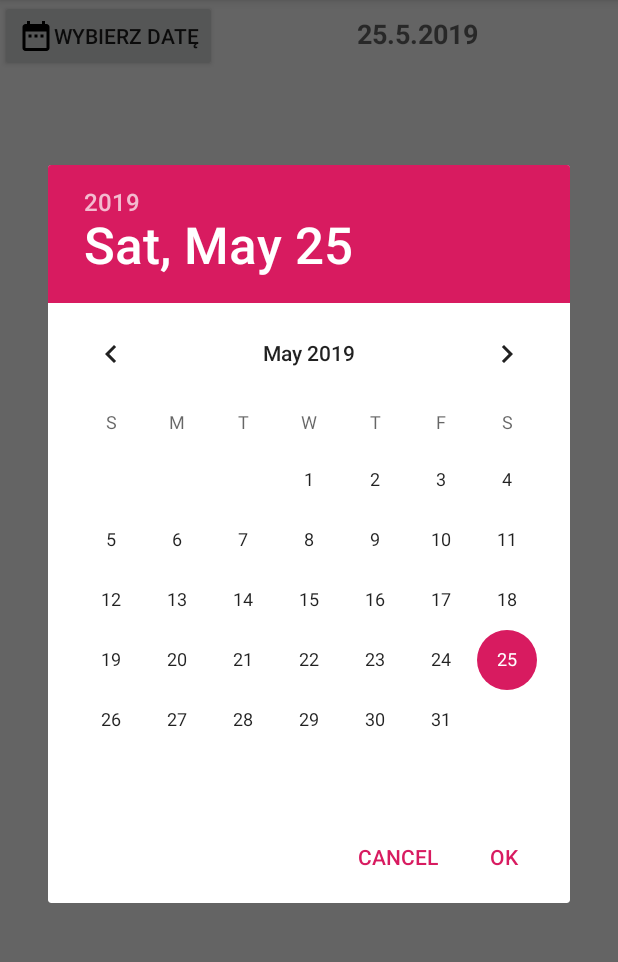
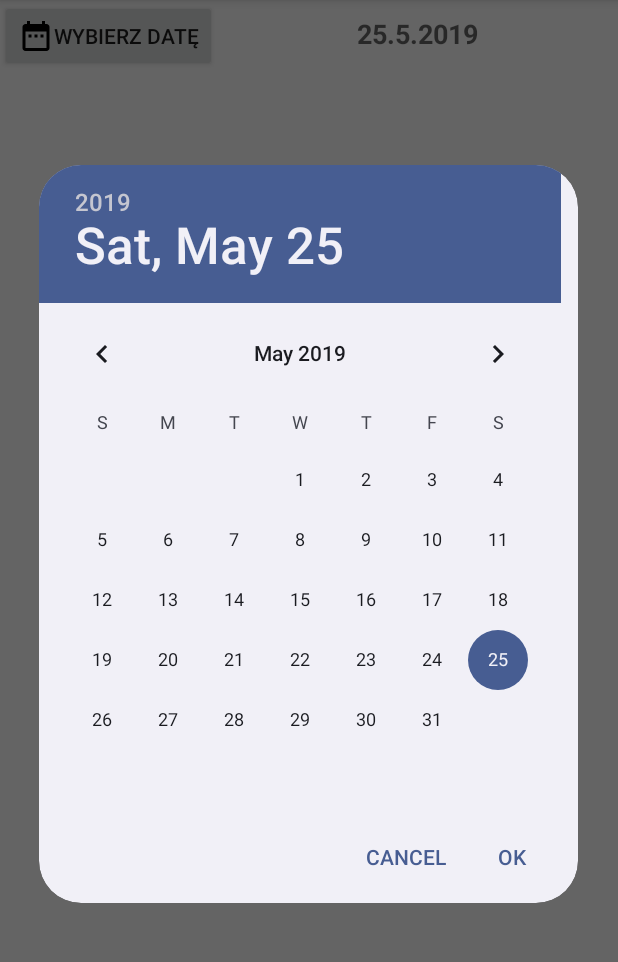
Before and after one commit to m-wlodarczyk/TSM_App, an Android app: the screen it shows after launch (MainActivity), after a tap on "WYBIERZ DATĘ", on a phone screen of 412 x 824 dp, the part 84-1046 px from its top. Run offline under Robolectric (Android 15) with nearby library versions, the phone set to English and light mode, and no system bars; our stand-ins replace Volley; libraries missing offline, so code that uses them is left out: fr.arnaudguyon.xmltojsonlib; network calls fail.

Commit message:
created bacics for notifications about interesting events

```diff
--- a/EventAgregator/app/src/main/AndroidManifest.xml
+++ b/EventAgregator/app/src/main/AndroidManifest.xml
@@ -2,6 +2,8 @@
 <manifest xmlns:android="http://schemas.android.com/apk/res/android"
     package="com.example.marcin.eventagregator">
     <uses-permission android:name="android.permission.INTERNET"/>
+
+    <uses-permission android:name="android.permission.RECEIVE_BOOT_COMPLETED" />
 
     <application
         android:allowBackup="true"
@@ -26,6 +28,8 @@
                 <category android:name="android.intent.category.LAUNCHER" />
             </intent-filter>
         </activity>
+        <service android:name=".NotificationJobService"
+            android:permission="android.permission.BIND_JOB_SERVICE"/>
     </application>
 
 </manifest>
--- a/EventAgregator/app/src/main/java/com/example/marcin/eventagregator/MainActivity.java
+++ b/EventAgregator/app/src/main/java/com/example/marcin/eventagregator/MainActivity.java
@@ -1,5 +1,8 @@
 package com.example.marcin.eventagregator;
 
+import android.app.job.JobInfo;
+import android.app.job.JobScheduler;
+import android.content.ComponentName;
 import android.support.design.widget.Snackbar;
 import android.support.v4.app.Fragment;
 import android.support.v4.app.FragmentManager;
@@ -10,6 +13,7 @@ import android.support.v4.widget.DrawerLayout;
 import android.support.v7.app.ActionBarDrawerToggle;
 import android.support.v7.app.AppCompatActivity;
 import android.support.v7.widget.Toolbar;
+import android.util.Log;
 import android.view.Menu;
 import android.view.MenuInflater;
 import android.view.MenuItem;
@@ -19,12 +23,29 @@ import android.view.View;
 public class MainActivity extends AppCompatActivity
         implements NavigationView.OnNavigationItemSelectedListener
 {
+    private static final String TAG = "NotificationJobService";
 
     @Override
     protected void onCreate(Bundle savedInstanceState)
     {
         super.onCreate(savedInstanceState);
         setContentView(R.layout.activity_main);
+
+        ComponentName componentName = new ComponentName(this, NotificationJobService.class);
+        JobInfo info = new JobInfo.Builder(123, componentName)
+                .setPeriodic(15 *60 * 1000)
+                .setPersisted(true)
+                .setRequiredNetworkType(JobInfo.NETWORK_TYPE_UNMETERED)
+                .build();
+
+        JobScheduler scheduler = (JobScheduler) getSystemService(JOB_SCHEDULER_SERVICE);
+        int resultCode = scheduler.schedule(info);
+
+        if (resultCode == JobScheduler.RESULT_SUCCESS)
+            Log.d(TAG, "Job scheduled");
+        else
+            Log.d(TAG, "Job failed");
+
 
         Toolbar toolbar = (Toolbar) findViewById(R.id.toolbar);
         setSupportActionBar(toolbar);
--- a/EventAgregator/app/src/main/java/com/example/marcin/eventagregator/TodayEventsListFragment.java
+++ b/EventAgregator/app/src/main/java/com/example/marcin/eventagregator/TodayEventsListFragment.java
@@ -1,5 +1,6 @@
 package com.example.marcin.eventagregator;
 
+import android.app.AlertDialog;
 import android.app.DatePickerDialog;
 import android.content.res.AssetManager;
 import android.os.Environment;
@@ -136,7 +137,7 @@ public class TodayEventsListFragment extends Fragment
             public void onClick(View v)
             {
                 Calendar calendar = Calendar.getInstance();
-                DatePickerDialog datePickerDialog = new DatePickerDialog(getContext(),
+                DatePickerDialog datePickerDialog = new DatePickerDialog(getContext(), AlertDialog.THEME_DEVICE_DEFAULT_LIGHT,
                         new DatePickerDialog.OnDateSetListener() {
 
                             @Override
--- a/EventAgregator/app/src/main/res/layout/fragment_event_info.xml
+++ b/EventAgregator/app/src/main/res/layout/fragment_event_info.xml
@@ -2,8 +2,8 @@
 <LinearLayout xmlns:android="http://schemas.android.com/apk/res/android"
     android:layout_width="match_parent"
     android:layout_height="match_parent"
-    android:orientation="vertical"
-    android:layout_margin="@dimen/fab_margin">
+    android:layout_margin="@dimen/fab_margin"
+    android:orientation="vertical">
 
 
     <TextView
@@ -76,7 +76,7 @@
                 android:id="@+id/event_description"
                 android:layout_width="match_parent"
                 android:layout_height="wrap_content"
-                android:gravity="center"
+                android:justificationMode="inter_word"
                 android:text="event_description"
                 android:textAppearance="@style/TextAppearance.AppCompat.Medium" />
 
```
Also changed, not shown: EventAgregator/app/src/main/java/com/example/marcin/eventagregator/NotificationJobService.java (added, +97 -0 lines).
